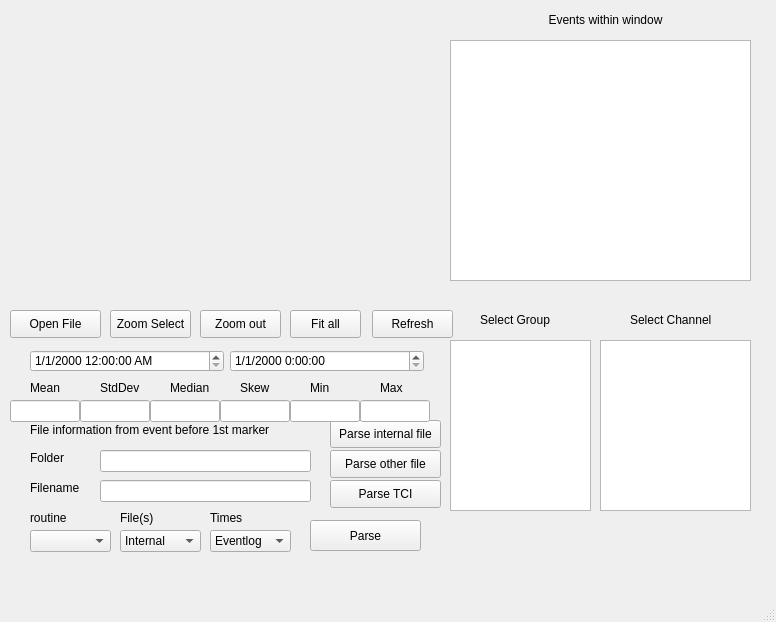
The window that Analysis/Post Processing/Layout.ui (msb002/MHDlab) describes before a commit, drawn with Qt 5.
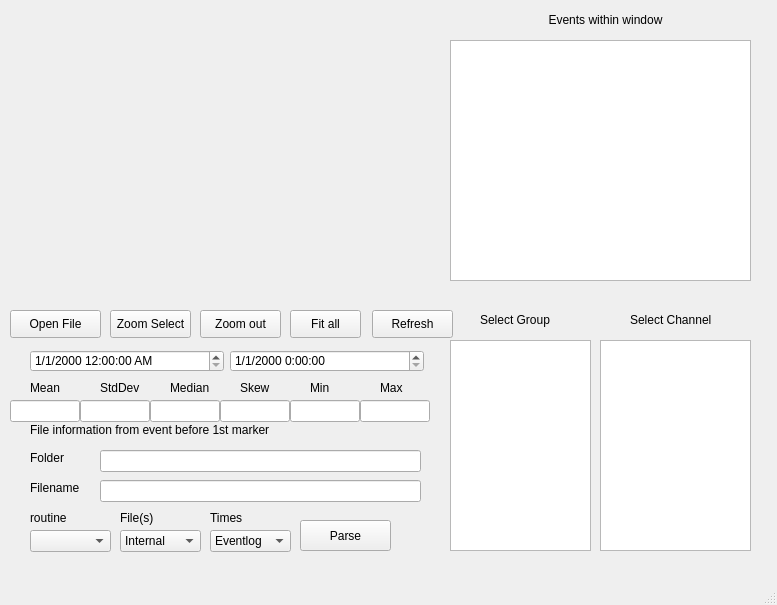
The same window after the commit.

What changed in the file:
```diff
--- a/Analysis/Post Processing/Layout.ui
+++ b/Analysis/Post Processing/Layout.ui
@@ -6,8 +6,8 @@
    <rect>
     <x>0</x>
     <y>0</y>
-    <width>776</width>
-    <height>622</height>
+    <width>777</width>
+    <height>605</height>
    </rect>
   </property>
   <property name="windowTitle">
@@ -71,19 +71,6 @@
      <string>Refresh</string>
     </property>
    </widget>
-   <widget class="QPushButton" name="btn_parse_int">
-    <property name="geometry">
-     <rect>
-      <x>330</x>
-      <y>420</y>
-      <width>111</width>
-      <height>28</height>
-     </rect>
-    </property>
-    <property name="text">
-     <string>Parse internal file</string>
-    </property>
-   </widget>
    <widget class="QPushButton" name="btn_open">
     <property name="geometry">
      <rect>
@@ -113,7 +100,7 @@
       <x>600</x>
       <y>340</y>
       <width>151</width>
-      <height>171</height>
+      <height>211</height>
      </rect>
     </property>
     <property name="isWrapping" stdset="0">
@@ -176,7 +163,7 @@
       <x>450</x>
       <y>340</y>
       <width>141</width>
-      <height>171</height>
+      <height>211</height>
      </rect>
     </property>
     <property name="isWrapping" stdset="0">
@@ -212,7 +199,7 @@
      <rect>
       <x>100</x>
       <y>450</y>
-      <width>211</width>
+      <width>321</width>
       <height>22</height>
      </rect>
     </property>
@@ -222,7 +209,7 @@
      <rect>
       <x>100</x>
       <y>480</y>
-      <width>211</width>
+      <width>321</width>
       <height>22</height>
      </rect>
     </property>
@@ -477,32 +464,6 @@
      <string>Max</string>
     </property>
    </widget>
-   <widget class="QPushButton" name="btn_parse_ext">
-    <property name="geometry">
-     <rect>
-      <x>330</x>
-      <y>450</y>
-      <width>111</width>
-      <height>28</height>
-     </rect>
-    </property>
-    <property name="text">
-     <string>Parse other file</string>
-    </property>
-   </widget>
-   <widget class="QPushButton" name="btn_parse_tci">
-    <property name="geometry">
-     <rect>
-      <x>330</x>
-      <y>480</y>
-      <width>111</width>
-      <height>28</height>
-     </rect>
-    </property>
-    <property name="text">
-     <string>Parse TCI</string>
-    </property>
-   </widget>
    <widget class="QComboBox" name="combo_routines">
     <property name="geometry">
      <rect>
@@ -562,9 +523,9 @@
    <widget class="QPushButton" name="btn_parse">
     <property name="geometry">
      <rect>
-      <x>310</x>
+      <x>300</x>
       <y>520</y>
-      <width>111</width>
+      <width>91</width>
       <height>31</height>
      </rect>
     </property>
```
Left out of the diff: 2 changed lines with no effect on the pictures.
